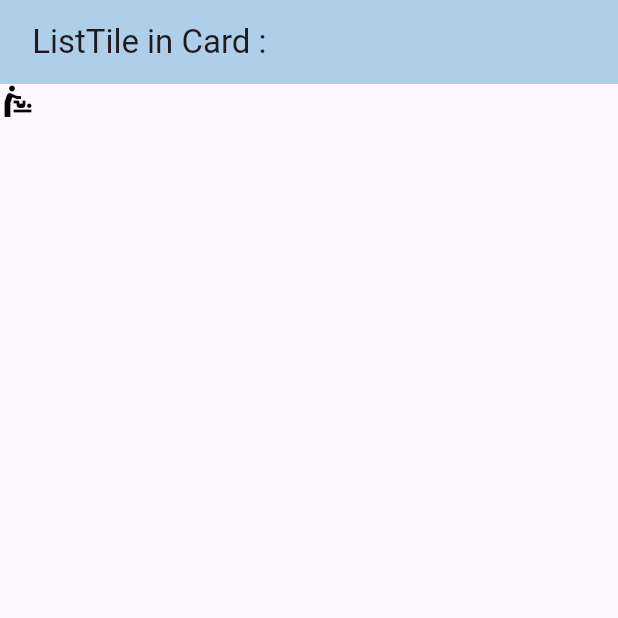
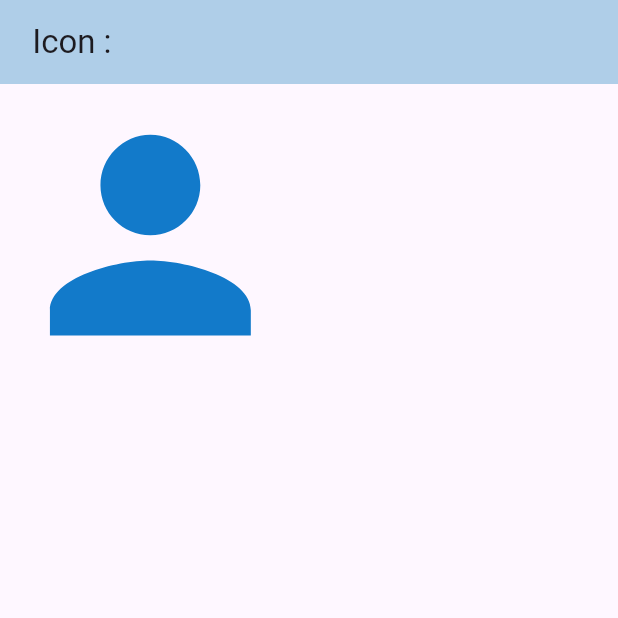
Before and after one commit to HussenAlwees/basics, a Flutter app: the screen it shows after launch, on a phone screen of 412 x 824 dp, the top half of it. Run offline on Flutter 3.47's test engine with Material 3 defaults, Android fonts, the phone set to English and light mode, and no system bars.

Commit message:
Icon widget

```diff
--- a/lib/main.dart
+++ b/lib/main.dart
@@ -13,14 +13,15 @@ class MyApp extends StatelessWidget {
     return MaterialApp(
       home: Scaffold(
         appBar: AppBar(
-          title: const Text(" ListTile in Card :"),
+          title: const Text(" Icon :"),
           backgroundColor: const Color.fromARGB(255, 175, 206, 232),
         ), //AppBar
         body: Container(
           child: Icon(
-            Icons.baby_changing_station,
-            color: Colors.black,
-          ),
+            Icons.person,
+            color: Color.fromARGB(255, 18, 122, 202),
+            size: 200.5,
+          ), //Icon
         ), //Container
       ), //Scaffold
     ); //MaterialApp
```
